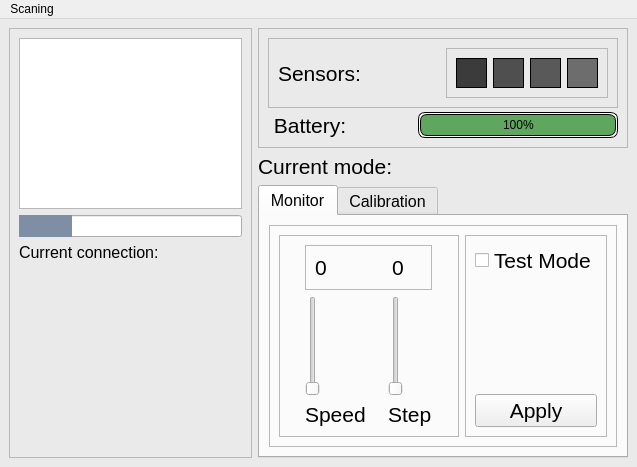
First picture: the form in Gui/gui.ui, repository Zyvexa/TrueElectronics-Robot, before the edit.
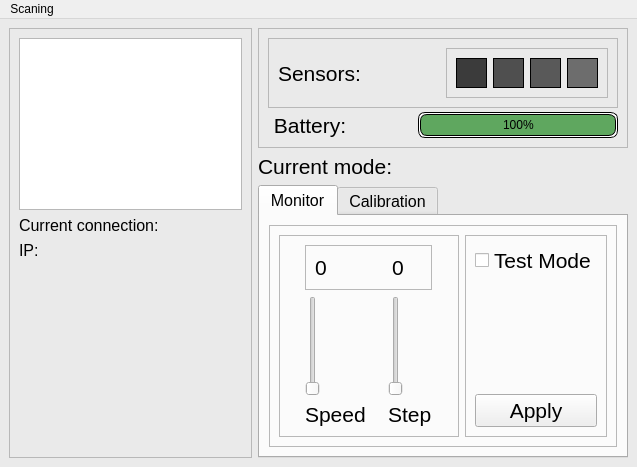
Second picture: the form after the edit.

```diff
--- a/Gui/gui.ui
+++ b/Gui/gui.ui
@@ -36,21 +36,18 @@
        <enum>QFrame::Raised</enum>
       </property>
       <layout class="QGridLayout" name="gridLayout_7">
-       <item row="1" column="0">
-        <widget class="QProgressBar" name="progressBar_2">
-         <property name="styleSheet">
-          <string notr="true">QProgressBar::chunk {
-	
-	background-color: rgb(125, 142, 165);
-}</string>
+       <item row="3" column="0" rowspan="2">
+        <spacer name="verticalSpacer">
+         <property name="orientation">
+          <enum>Qt::Vertical</enum>
          </property>
-         <property name="value">
-          <number>24</number>
+         <property name="sizeHint" stdset="0">
+          <size>
+           <width>197</width>
+           <height>229</height>
+          </size>
          </property>
-         <property name="textVisible">
-          <bool>false</bool>
-         </property>
-        </widget>
+        </spacer>
        </item>
        <item row="0" column="0">
         <widget class="QListWidget" name="listWidget_2">
@@ -74,20 +71,7 @@
          </property>
         </widget>
        </item>
-       <item row="3" column="0" rowspan="2">
-        <spacer name="verticalSpacer">
-         <property name="orientation">
-          <enum>Qt::Vertical</enum>
-         </property>
-         <property name="sizeHint" stdset="0">
-          <size>
-           <width>197</width>
-           <height>229</height>
-          </size>
-         </property>
-        </spacer>
-       </item>
-       <item row="2" column="0">
+       <item row="1" column="0">
         <widget class="QLabel" name="label_9">
          <property name="font">
           <font>
@@ -99,6 +83,18 @@
          </property>
         </widget>
        </item>
+       <item row="2" column="0">
+        <widget class="QLabel" name="label_14">
+         <property name="font">
+          <font>
+           <pointsize>12</pointsize>
+          </font>
+         </property>
+         <property name="text">
+          <string>IP:</string>
+         </property>
+        </widget>
+       </item>
       </layout>
      </widget>
     </item>
```
Left out of the diff: 12 changed lines with no effect on the pictures.
